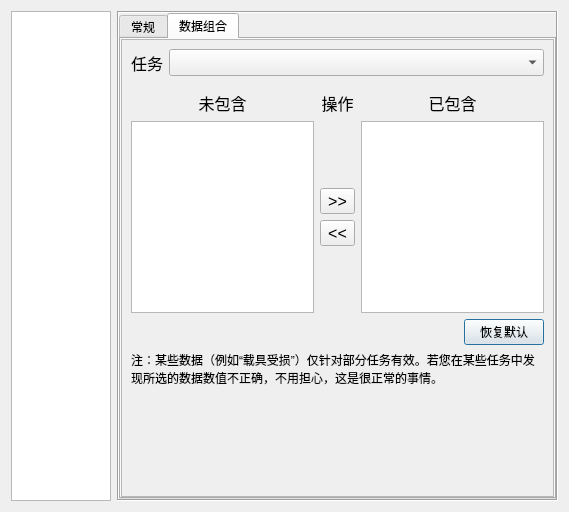
This is EliteSpeedrunTool/SettingDialog.ui in GTA5Oracle/EliteSpeedrunTool as Qt 5 draws it before an edit. The edited form follows.
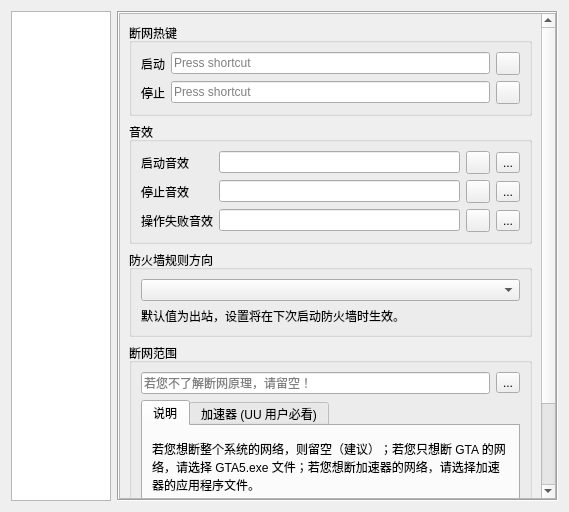
This is the edited form. Icons and pictures are not drawn.

Commit message: [feature] Remove any functions that require reading memory data

Diff of the .ui file:
```diff
--- a/EliteSpeedrunTool/SettingDialog.ui
+++ b/EliteSpeedrunTool/SettingDialog.ui
@@ -46,7 +46,7 @@
       <enum>QFrame::Sunken</enum>
      </property>
      <property name="currentIndex">
-      <number>3</number>
+      <number>2</number>
      </property>
      <widget class="QWidget" name="pageGeneral">
       <layout class="QVBoxLayout" name="verticalLayout_21">
@@ -971,418 +971,6 @@
        </item>
       </layout>
      </widget>
-     <widget class="QWidget" name="pageMissionData">
-      <layout class="QVBoxLayout" name="verticalLayout_15">
-       <property name="leftMargin">
-        <number>0</number>
-       </property>
-       <property name="topMargin">
-        <number>0</number>
-       </property>
-       <property name="rightMargin">
-        <number>0</number>
-       </property>
-       <property name="bottomMargin">
-        <number>0</number>
-       </property>
-       <item>
-        <widget class="QTabWidget" name="tabMissionData">
-         <property name="currentIndex">
-          <number>1</number>
-         </property>
-         <widget class="QWidget" name="tab_3">
-          <attribute name="title">
-           <string>常规</string>
-          </attribute>
-          <layout class="QVBoxLayout" name="verticalLayout_36">
-           <property name="leftMargin">
-            <number>0</number>
-           </property>
-           <property name="topMargin">
-            <number>0</number>
-           </property>
-           <property name="rightMargin">
-            <number>0</number>
-           </property>
-           <property name="bottomMargin">
-            <number>0</number>
-           </property>
-           <item>
-            <widget class="QScrollArea" name="scrollArea_4">
-             <property name="widgetResizable">
-              <bool>true</bool>
-             </property>
-             <widget class="QWidget" name="scrollAreaWidgetContents_4">
-              <property name="geometry">
-               <rect>
-                <x>0</x>
-                <y>0</y>
-                <width>443</width>
-                <height>459</height>
-               </rect>
-              </property>
-              <layout class="QVBoxLayout" name="verticalLayout_16">
-               <item>
-                <widget class="QGroupBox" name="groupBox_9">
-                 <property name="title">
-                  <string>刷新间隔</string>
-                 </property>
-                 <layout class="QVBoxLayout" name="verticalLayout_24">
-                  <item>
-                   <layout class="QHBoxLayout" name="_19">
-                    <item>
-                     <widget class="QSpinBox" name="sbMissionDataUpdateInterval">
-                      <property name="minimum">
-                       <number>5</number>
-                      </property>
-                      <property name="maximum">
-                       <number>1000</number>
-                      </property>
-                     </widget>
-                    </item>
-                    <item>
-                     <widget class="QLabel" name="label_26">
-                      <property name="sizePolicy">
-                       <sizepolicy hsizetype="Maximum" vsizetype="Preferred">
-                        <horstretch>0</horstretch>
-                        <verstretch>0</verstretch>
-                       </sizepolicy>
-                      </property>
-                      <property name="text">
-                       <string notr="true">ms</string>
-                      </property>
-                     </widget>
-                    </item>
-                   </layout>
-                  </item>
-                  <item>
-                   <widget class="QLabel" name="label_32">
-                    <property name="text">
-                     <string>建议设置为 50-200 之间，配置低的用户请适当增大数值</string>
-                    </property>
-                    <property name="wordWrap">
-                     <bool>true</bool>
-                    </property>
-                   </widget>
-                  </item>
-                 </layout>
-                </widget>
-               </item>
-               <item>
-                <widget class="QGroupBox" name="groupBox_18">
-                 <property name="title">
-                  <string>数据名称</string>
-                 </property>
-                 <layout class="QVBoxLayout" name="verticalLayout_33">
-                  <item>
-                   <widget class="QComboBox" name="cbMissionDataName"/>
-                  </item>
-                  <item>
-                   <widget class="QLabel" name="label_40">
-                    <property name="text">
-                     <string>在下次更新任务数据时生效</string>
-                    </property>
-                   </widget>
-                  </item>
-                 </layout>
-                </widget>
-               </item>
-               <item>
-                <spacer name="spacer_3">
-                 <property name="orientation">
-                  <enum>Qt::Vertical</enum>
-                 </property>
-                 <property name="sizeHint" stdset="0">
-                  <size>
-                   <width>20</width>
-                   <height>1</height>
-                  </size>
-                 </property>
-                </spacer>
-               </item>
-              </layout>
-             </widget>
-            </widget>
-           </item>
-          </layout>
-         </widget>
-         <widget class="QWidget" name="tab_4">
-          <attribute name="title">
-           <string>数据组合</string>
-          </attribute>
-          <layout class="QVBoxLayout" name="verticalLayout_37">
-           <property name="leftMargin">
-            <number>0</number>
-           </property>
-           <property name="topMargin">
-            <number>0</number>
-           </property>
-           <property name="rightMargin">
-            <number>0</number>
-           </property>
-           <property name="bottomMargin">
-            <number>0</number>
-           </property>
-           <item>
-            <widget class="QScrollArea" name="scrollArea_11">
-             <property name="widgetResizable">
-              <bool>true</bool>
-             </property>
-             <widget class="QWidget" name="scrollAreaWidgetContents_11">
-              <property name="geometry">
-               <rect>
-                <x>0</x>
-                <y>0</y>
-                <width>443</width>
-                <height>459</height>
-               </rect>
-              </property>
-              <layout class="QVBoxLayout" name="verticalLayout_38">
-               <item>
-                <layout class="QHBoxLayout" name="horizontalLayout_4">
-                 <item>
-                  <widget class="QLabel" name="label_41">
-                   <property name="sizePolicy">
-                    <sizepolicy hsizetype="Maximum" vsizetype="Preferred">
-                     <horstretch>0</horstretch>
-                     <verstretch>0</verstretch>
-                    </sizepolicy>
-                   </property>
-                   <property name="font">
-                    <font>
-                     <pointsize>12</pointsize>
-                    </font>
-                   </property>
-                   <property name="text">
-                    <string>任务</string>
-                   </property>
-                  </widget>
-                 </item>
-                 <item>
-                  <widget class="QComboBox" name="cbMissionDataCombine">
-                   <property name="font">
-                    <font>
-                     <pointsize>12</pointsize>
-                    </font>
-                   </property>
-                  </widget>
-                 </item>
-                </layout>
-               </item>
-               <item>
-                <layout class="QGridLayout" name="gridLayout_7">
-                 <property name="topMargin">
-                  <number>9</number>
-                 </property>
-                 <item row="1" column="2">
-                  <widget class="QListWidget" name="lwMissionDataCombineIncluded">
-                   <property name="sizePolicy">
-                    <sizepolicy hsizetype="Maximum" vsizetype="Expanding">
-                     <horstretch>0</horstretch>
-                     <verstretch>0</verstretch>
-                    </sizepolicy>
-                   </property>
-                   <property name="font">
-                    <font>
-                     <pointsize>12</pointsize>
-                    </font>
-                   </property>
-                  </widget>
-                 </item>
-                 <item row="0" column="2">
-                  <widget class="QLabel" name="label_43">
-                   <property name="font">
-                    <font>
-                     <pointsize>12</pointsize>
-                    </font>
-                   </property>
-                   <property name="text">
-                    <string>已包含</string>
-                   </property>
-                   <property name="alignment">
-                    <set>Qt::AlignCenter</set>
-                   </property>
-                  </widget>
-                 </item>
-                 <item row="0" column="0">
-                  <widget class="QLabel" name="label_42">
-                   <property name="font">
-                    <font>
-                     <pointsize>12</pointsize>
-                    </font>
-                   </property>
-                   <property name="text">
-                    <string>未包含</string>
-                   </property>
-                   <property name="alignment">
-                    <set>Qt::AlignCenter</set>
-                   </property>
-                  </widget>
-                 </item>
-                 <item row="1" column="0">
-                  <widget class="QListWidget" name="lwMissionDataCombineExcluded">
-                   <property name="sizePolicy">
-                    <sizepolicy hsizetype="Maximum" vsizetype="Expanding">
-                     <horstretch>0</horstretch>
-                     <verstretch>0</verstretch>
-                    </sizepolicy>
-                   </property>
-                   <property name="font">
-                    <font>
-                     <pointsize>12</pointsize>
-                    </font>
-                   </property>
-                  </widget>
-                 </item>
-                 <item row="0" column="1">
-                  <widget class="QLabel" name="label_44">
-                   <property name="font">
-                    <font>
-                     <pointsize>12</pointsize>
-                    </font>
-                   </property>
-                   <property name="text">
-                    <string>操作</string>
-                   </property>
-                   <property name="alignment">
-                    <set>Qt::AlignCenter</set>
-                   </property>
-                  </widget>
-                 </item>
-                 <item row="1" column="1">
-                  <layout class="QVBoxLayout" name="verticalLayout_39">
-                   <property name="sizeConstraint">
-                    <enum>QLayout::SetMaximumSize</enum>
-                   </property>
-                   <item>
-                    <spacer name="verticalSpacer_4">
-                     <property name="orientation">
-                      <enum>Qt::Vertical</enum>
-                     </property>
-                     <property name="sizeHint" stdset="0">
-                      <size>
-                       <width>20</width>
-                       <height>40</height>
-                      </size>
-                     </property>
-                    </spacer>
-                   </item>
-                   <item>
-                    <widget class="QToolButton" name="tbMissionDataCombineAdd">
-                     <property name="sizePolicy">
-                      <sizepolicy hsizetype="Preferred" vsizetype="Preferred">
-                       <horstretch>0</horstretch>
-                       <verstretch>0</verstretch>
-                      </sizepolicy>
-                     </property>
-                     <property name="font">
-                      <font>
-                       <pointsize>12</pointsize>
-                      </font>
-                     </property>
-                     <property name="text">
-                      <string notr="true">&gt;&gt;</string>
-                     </property>
-                    </widget>
-                   </item>
-                   <item>
-                    <widget class="QToolButton" name="tbMissionDataCombineRemove">
-                     <property name="sizePolicy">
-                      <sizepolicy hsizetype="Preferred" vsizetype="Preferred">
-                       <horstretch>0</horstretch>
-                       <verstretch>0</verstretch>
-                      </sizepolicy>
-                     </property>
-                     <property name="font">
-                      <font>
-                       <pointsize>12</pointsize>
-                      </font>
-                     </property>
-                     <property name="text">
-                      <string notr="true">&lt;&lt;</string>
-                     </property>
-                    </widget>
-                   </item>
-                   <item>
-                    <spacer name="verticalSpacer_5">
-                     <property name="orientation">
-                      <enum>Qt::Vertical</enum>
-                     </property>
-                     <property name="sizeHint" stdset="0">
-                      <size>
-                       <width>20</width>
-                       <height>40</height>
-                      </size>
-                     </property>
-                    </spacer>
-                   </item>
-                  </layout>
-                 </item>
-                </layout>
-               </item>
-               <item>
-                <layout class="QHBoxLayout" name="horizontalLayout_5">
-                 <item>
-                  <spacer name="horizontalSpacer">
-                   <property name="orientation">
-                    <enum>Qt::Horizontal</enum>
-                   </property>
-                   <property name="sizeHint" stdset="0">
-                    <size>
-                     <width>40</width>
-                     <height>20</height>
-                    </size>
-                   </property>
-                  </spacer>
-                 </item>
-                 <item>
-                  <widget class="QPushButton" name="pbMissionDataCombineReset">
-                   <property name="sizePolicy">
-                    <sizepolicy hsizetype="Maximum" vsizetype="Fixed">
-                     <horstretch>0</horstretch>
-                     <verstretch>0</verstretch>
-                    </sizepolicy>
-                   </property>
-                   <property name="text">
-                    <string>恢复默认</string>
-                   </property>
-                  </widget>
-                 </item>
-                </layout>
-               </item>
-               <item>
-                <widget class="QLabel" name="label_45">
-                 <property name="text">
-                  <string>注：某些数据（例如“载具受损”）仅针对部分任务有效。若您在某些任务中发现所选的数据数值不正确，不用担心，这是很正常的事情。</string>
-                 </property>
-                 <property name="wordWrap">
-                  <bool>true</bool>
-                 </property>
-                </widget>
-               </item>
-               <item>
-                <spacer name="verticalSpacer_3">
-                 <property name="orientation">
-                  <enum>Qt::Vertical</enum>
-                 </property>
-                 <property name="sizeHint" stdset="0">
-                  <size>
-                   <width>20</width>
-                   <height>1</height>
-                  </size>
-                 </property>
-                </spacer>
-               </item>
-              </layout>
-             </widget>
-            </widget>
-           </item>
-          </layout>
-         </widget>
-        </widget>
-       </item>
-      </layout>
-     </widget>
      <widget class="QWidget" name="pageTimer">
       <layout class="QVBoxLayout" name="verticalLayout_2">
        <property name="leftMargin">
```
Left out of the diff: 59 changed lines with no effect on the pictures. The commit also changes 19 other files.
